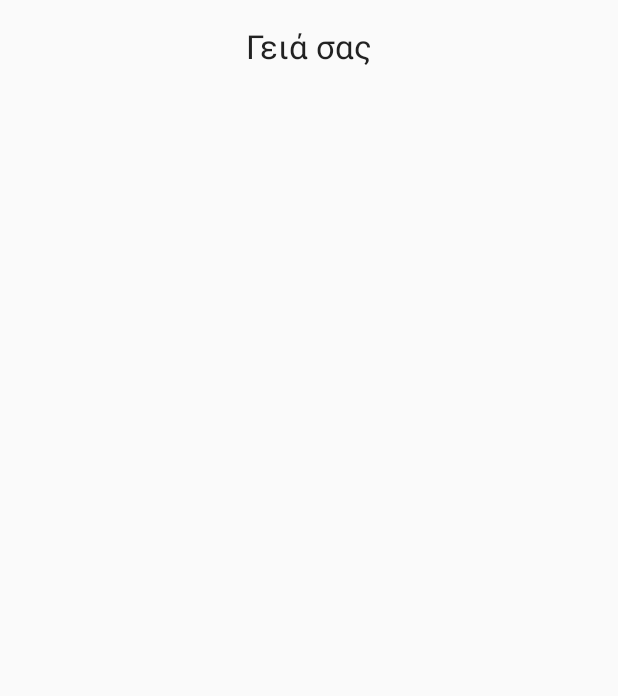
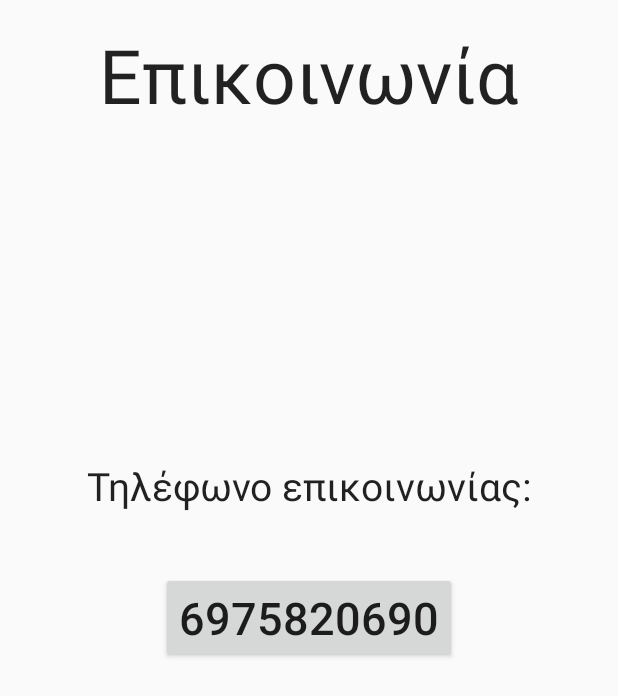
Before and after one commit to Zarkopafilis/FyliDeliveryStars, an Android app: the Contact screen opened directly, with no data from a screen before it, on a phone screen of 412 x 824 dp. Before the commit the part shown is almost empty. Shown: the top 696 px of the screen. Run offline under Robolectric (Android 15) with nearby library versions, the phone set to English and light mode, and no system bars.

Commit message:
Fix crash when no/only one phone, populate contact activity

```diff
--- a/FyliDeliveryStars/app/src/main/java/fyli/gr/fylideliverystars/Contact.java
+++ b/FyliDeliveryStars/app/src/main/java/fyli/gr/fylideliverystars/Contact.java
@@ -1,9 +1,13 @@
 package fyli.gr.fylideliverystars;
 
 import android.app.Activity;
+import android.content.Intent;
+import android.net.Uri;
 import android.os.Bundle;
 import android.view.Menu;
 import android.view.MenuItem;
+import android.view.View;
+import android.widget.Button;
 
 public class Contact extends Activity {
 
@@ -12,7 +16,15 @@ public class Contact extends Activity {
         super.onCreate(savedInstanceState);
         setContentView(R.layout.activity_contact);
 
-
+        final Button contactDial = (Button) findViewById(R.id.contactNumberButton);
+        contactDial.setOnClickListener(new View.OnClickListener() {
+            @Override
+            public void onClick(View v) {
+                Intent callIntent = new Intent(Intent.ACTION_DIAL);
+                callIntent.setData(Uri.parse("tel:" + contactDial.getText()));
+                startActivity(callIntent);
+            }
+        });
 
 
     }
--- a/FyliDeliveryStars/app/src/main/java/fyli/gr/fylideliverystars/MainMenuActivity.java
+++ b/FyliDeliveryStars/app/src/main/java/fyli/gr/fylideliverystars/MainMenuActivity.java
@@ -4,7 +4,6 @@ import android.app.Activity;
 import android.content.Context;
 import android.content.Intent;
 import android.os.Bundle;
-import android.util.Log;
 import android.view.Gravity;
 import android.view.Menu;
 import android.view.MenuItem;
@@ -90,7 +89,7 @@ public class MainMenuActivity extends Activity implements AdapterView.OnItemClic
                 return;
         }
 
-        Log.d("slp" , "shopType:" + shopType);
+        //Log.d("slp" , "shopType:" + shopType);
 
         Intent intent = new Intent();
         intent.setClass(this, DeliveryOrTakeAway.class);
--- a/FyliDeliveryStars/app/src/main/res/layout/activity_contact.xml
+++ b/FyliDeliveryStars/app/src/main/res/layout/activity_contact.xml
@@ -10,8 +10,29 @@
         android:layout_width="wrap_content"
         android:layout_height="wrap_content"
         android:textAppearance="?android:attr/textAppearanceLarge"
-        android:text="Γειά σας"
+        android:text="Τηλέφωνο επικοινωνίας:"
         android:id="@+id/testdummy"
+        android:textSize="26dp"
+        android:layout_above="@+id/contactNumberButton"
+        android:layout_centerHorizontal="true"
+        android:layout_marginBottom="40dp" />
+
+    <TextView
+        android:layout_width="wrap_content"
+        android:layout_height="wrap_content"
+        android:textAppearance="?android:attr/textAppearanceLarge"
+        android:text="Επικοινωνία"
+        android:id="@+id/textView2"
         android:layout_alignParentTop="true"
-        android:layout_centerHorizontal="true" />
+        android:layout_centerHorizontal="true"
+        android:textSize="50dp" />
+
+    <Button
+        android:layout_width="wrap_content"
+        android:layout_height="wrap_content"
+        android:text="6975820690"
+        android:id="@+id/contactNumberButton"
+        android:layout_centerVertical="true"
+        android:layout_centerHorizontal="true"
+        android:textSize="30dp" />
 </RelativeLayout>
```
Also changed, not shown: FyliDeliveryStars/app/src/main/java/fyli/gr/fylideliverystars/ShopProfile.java (+20 -4 lines).
